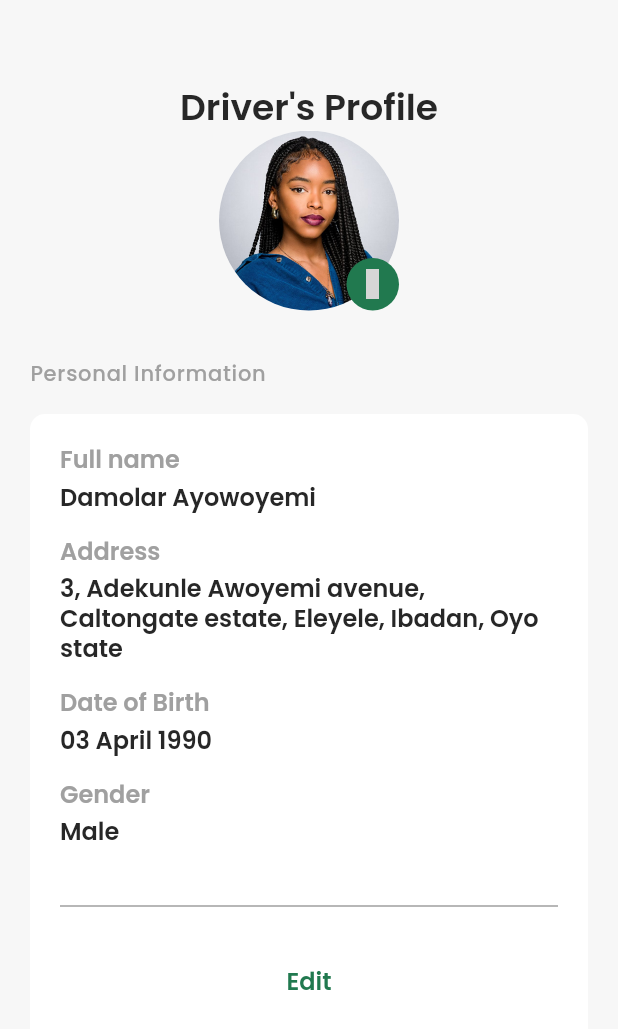
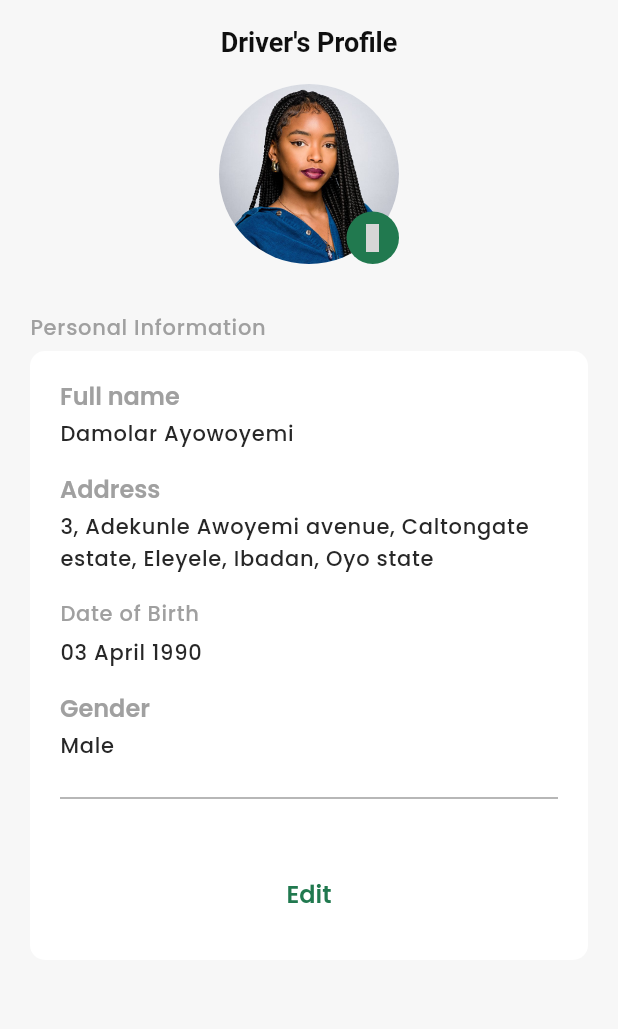
Before and after one commit to icowebagency/bglory_rides, a Flutter app: the ProfileScreen screen opened by its route, on a phone screen of 412 x 824 dp. Shown: the top 1029 px of the screen. Run offline on Flutter 3.47's test engine with Material 3 defaults, Android fonts, the phone set to English and light mode, and no system bars; our stand-ins replace flutter_riverpod, get, get_storage, go_router, google_maps_flutter, iconsax and 4 more; missing offline and left inert: animated_rating_stars, otp_text_field_v2; accounts and stored records are empty; project files that could hold a hidden picture were left out; grey boxes are pictures that could not be loaded.

Commit message:
Driver account screen update

```diff
--- a/lib/features/driver/screens/home/driver_homepage_screen.dart
+++ b/lib/features/driver/screens/home/driver_homepage_screen.dart
@@ -171,9 +171,9 @@ class _DriverHomePageScreenState extends State<DriverHomePageScreen> {
             ),
           ),
           DraggableScrollableSheet(
-            initialChildSize: 0.40,
-            minChildSize: 0.37,
-            maxChildSize: 0.75,
+            initialChildSize: 0.36,
+            minChildSize: 0.35,
+            maxChildSize: 0.362,
             builder: (BuildContext context, scrollController) {
               return ListView(
                 controller: scrollController,
--- a/lib/features/driver/screens/home/profile/profile.dart
+++ b/lib/features/driver/screens/home/profile/profile.dart
@@ -17,11 +17,14 @@ class _ProfileScreenState extends State<ProfileScreen> {
   @override
   Widget build(BuildContext context) {
     final width = MediaQuery.of(context).size.width;
-    final height = MediaQuery.of(context).size.height;
 
     return Scaffold(
       appBar: AppBar(
         automaticallyImplyLeading: true,
+        title: const Text(
+          TTexts.profileTitle,
+        ),
+        centerTitle: true,
       ),
       backgroundColor: const Color(0xffF7F7F7),
       body: SafeArea(
@@ -30,16 +33,10 @@ class _ProfileScreenState extends State<ProfileScreen> {
             horizontal: 20,
             // vertical: 20,
           ),
+          child: SingleChildScrollView(
             child: Column(
               crossAxisAlignment: CrossAxisAlignment.start,
               children: [
-              Center(
-                child: Text(
-                  TTexts.profileTitle,
-                  style: Theme.of(context).textTheme.headlineMedium,
-                ),
-              ),
-
                 /// Profile section
                 Center(
                   child: Stack(
@@ -70,10 +67,13 @@ class _ProfileScreenState extends State<ProfileScreen> {
                               shape: BoxShape.circle,
                               color: TColors.buttonPrimaryDeepGreen,
                             ),
-                          child: const Icon(
+                            child: IconButton(
+                              onPressed: () {},
+                              icon: const Icon(
                                 Iconsax.add,
                                 color: TColors.white,
                                 size: 20,
+                              ),
                             ),
                           ),
                         ),
@@ -91,11 +91,11 @@ class _ProfileScreenState extends State<ProfileScreen> {
                       ),
                 ),
                 const SizedBox(
-                height: TSizes.spaceBtwItems,
+                  height: 5,
                 ),
-              Expanded(
-                child: Container(
-                  // height: height * 0.45,
+
+                /// Profile Details
+                Container(
                   width: width,
                   decoration: BoxDecoration(
                     color: TColors.white,
@@ -117,7 +117,7 @@ class _ProfileScreenState extends State<ProfileScreen> {
                         ),
                         Text(
                           TTexts.profileFullName,
-                          style: Theme.of(context).textTheme.titleLarge,
+                          style: Theme.of(context).textTheme.bodyLarge,
                         ),
                         const SizedBox(
                           height: TSizes.spaceBtwItems,
@@ -133,14 +133,14 @@ class _ProfileScreenState extends State<ProfileScreen> {
                         ),
                         Text(
                           TTexts.profileAddress,
-                          style: Theme.of(context).textTheme.titleLarge,
+                          style: Theme.of(context).textTheme.bodyLarge,
                         ),
                         const SizedBox(
                           height: TSizes.spaceBtwItems,
                         ),
                         Text(
                           TTexts.dateOfBirth,
-                          style: Theme.of(context).textTheme.titleLarge!.apply(
+                          style: Theme.of(context).textTheme.bodyLarge!.apply(
                                 color: TColors.grey,
                               ),
                         ),
@@ -149,7 +149,7 @@ class _ProfileScreenState extends State<ProfileScreen> {
                         ),
                         Text(
                           TTexts.profileBirth,
-                          style: Theme.of(context).textTheme.titleLarge,
+                          style: Theme.of(context).textTheme.bodyLarge,
                         ),
                         const SizedBox(
                           height: TSizes.spaceBtwItems,
@@ -165,10 +165,10 @@ class _ProfileScreenState extends State<ProfileScreen> {
                         ),
                         Text(
                           TTexts.profileGender,
-                          style: Theme.of(context).textTheme.titleLarge,
+                          style: Theme.of(context).textTheme.bodyLarge,
                         ),
                         const SizedBox(
-                          height: TSizes.spaceBtwSections,
+                          height: TSizes.spaceBtwItems,
                         ),
                         const Divider(
                           color: TColors.grey,
@@ -178,6 +178,8 @@ class _ProfileScreenState extends State<ProfileScreen> {
                           height: TSizes.spaceBtwSections,
                         ),
                         Center(
+                          child: TextButton(
+                            onPressed: () {},
                             child: Text(
                               TTexts.profileEdit,
                               style:
@@ -186,8 +188,8 @@ class _ProfileScreenState extends State<ProfileScreen> {
                                       ),
                             ),
                           ),
+                        ),
                       ],
-                    ),
                     ),
                   ),
                 ),
@@ -195,6 +197,7 @@ class _ProfileScreenState extends State<ProfileScreen> {
             ),
           ),
         ),
+      ),
     );
   }
 }
--- a/lib/routing/driver_routing.dart
+++ b/lib/routing/driver_routing.dart
@@ -1,3 +1,4 @@
+import 'package:bglory_rides/features/driver/screens/home/profile/account.dart';
 import 'package:go_router/go_router.dart';
 
 import '../features/driver/screens/home/driver_homepage_screen.dart';
@@ -42,6 +43,10 @@ class DriverRouting {
       GoRoute(
         path: BGRouteNames.driverProfile,
         builder: (context, state) => const ProfileScreen(),
+      ),
+      GoRoute(
+        path: BGRouteNames.driverAccountScreen,
+        builder: (context, state) => const AccountScreen(),
       ),
       GoRoute(
         path: BGRouteNames.driverEarnings,
@@ -133,6 +138,7 @@ class BGRouteNames {
   static const String driverEarnings = '/driver/earnings-screen';
   static const String driverTripHistory = '/driver/trip-history';
   static const String driverSettings = '/driver/settings-screen';
+  static const String driverAccountScreen = '/driver/account-screen';
   static const String driverSafety = '/driver/safety-screen';
   static const String driverHelpAndSupport = '/driver/helpandsupport-screen';
   static const String driverVerificationSuccessful =
--- a/lib/utils/constants/text_strings.dart
+++ b/lib/utils/constants/text_strings.dart
@@ -5,8 +5,12 @@ class TTexts {
   static const String skip = "Skip";
   static const String done = "Done";
   static const String submit = "Submit";
-  static const String appName = "BGRide";
+  static const String appName = "BGlory Rides";
   static const String tContinue = "Continue";
+  static const String tAccount = "Account";
+  static const String tDriverDocument = "Driver\'s Document";
+  static const String tVehicleInformation = "Vehicle Information";
+  static const String tPaymentDetails = "Payment Details";
 
   // -- OnBoarding Texts
   static const String onBoardingTitle1 = "Earn with ease while driving";
```
Also changed, not shown: lib/features/driver/screens/home/profile/account.dart (added, +130 -0 lines), lib/features/driver/screens/home/widgets/account_widget.dart (added, +53 -0 lines), lib/features/driver/screens/home/widgets/custom_drawer.dart (+16 -6 lines). Lines whose indentation alone changed are shown as unchanged.
